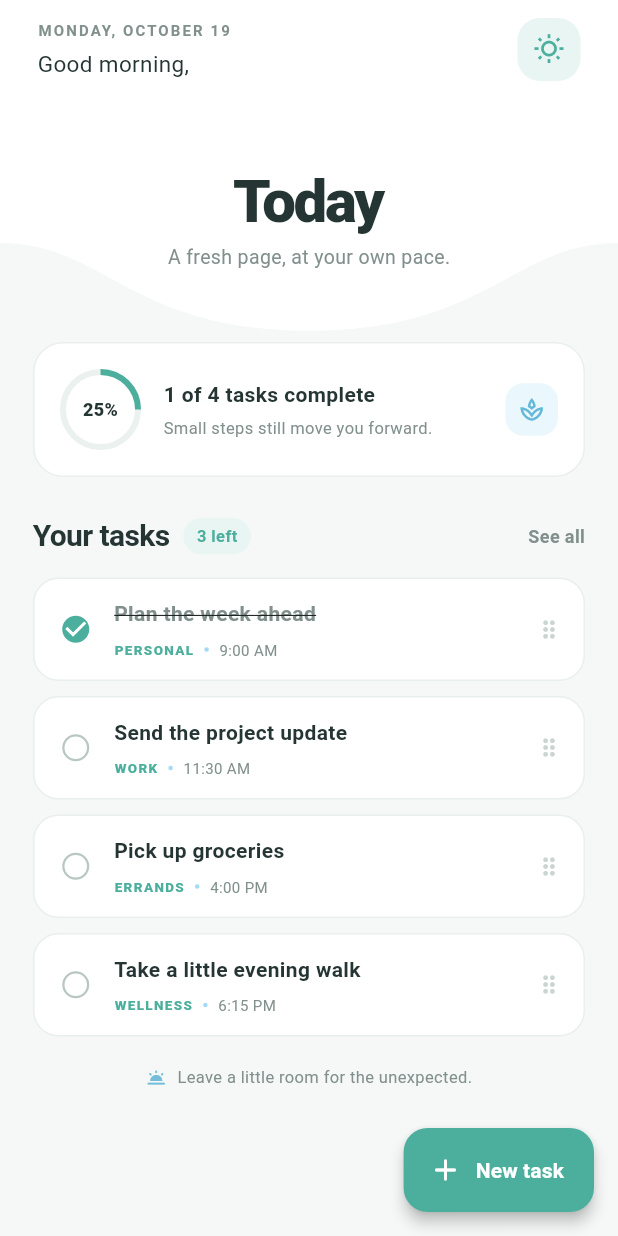
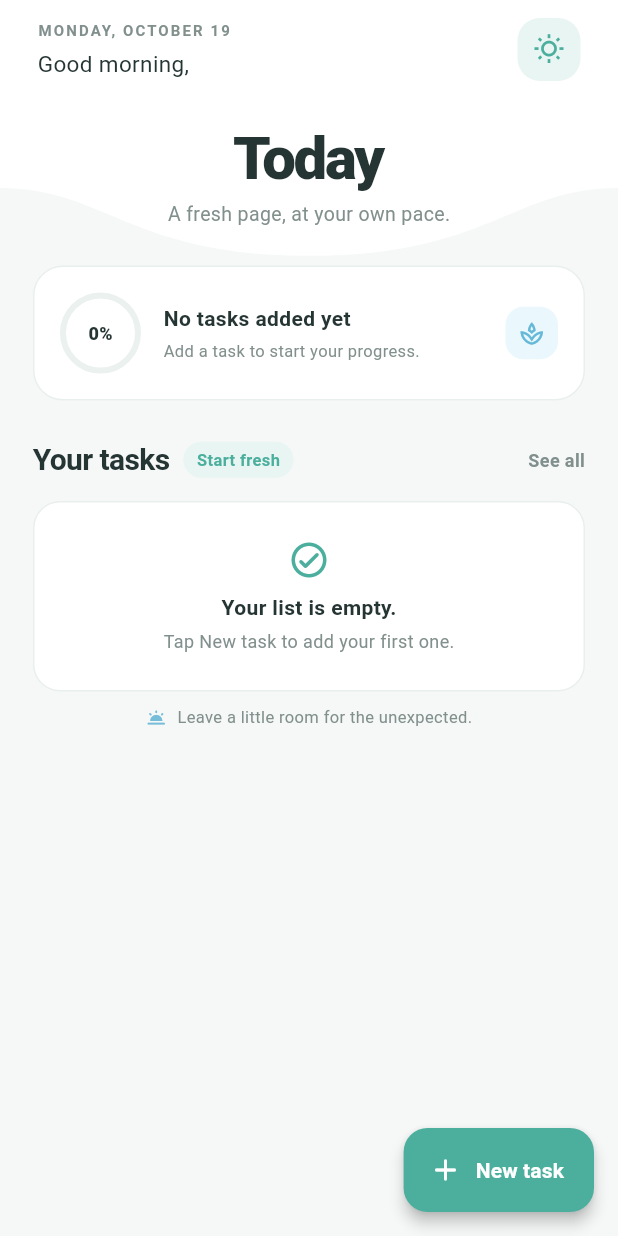
Before and after one commit to Laadnanimoustapha/MILOS, a Flutter app: the screen it shows after launch, on a phone screen of 412 x 824 dp. Run offline on Flutter 3.47's test engine with Material 3 defaults, Android fonts, the phone set to English and light mode, and no system bars.

Commit message:
feat: enhance Today page with dynamic task management and improved user prompts

```diff
--- a/lib/main.dart
+++ b/lib/main.dart
@@ -41,12 +41,7 @@ class TodayPage extends StatefulWidget {
 }
 
 class _TodayPageState extends State<TodayPage> {
-  final List<_Task> _tasks = [
-    _Task('Plan the week ahead', 'PERSONAL', '9:00 AM', done: true),
-    _Task('Send the project update', 'WORK', '11:30 AM'),
-    _Task('Pick up groceries', 'ERRANDS', '4:00 PM'),
-    _Task('Take a little evening walk', 'WELLNESS', '6:15 PM'),
-  ];
+  final List<_Task> _tasks = [];
 
   int get _completed => _tasks.where((task) => task.done).length;
 
@@ -117,9 +112,11 @@ class _TodayPageState extends State<TodayPage> {
       ),
       body: SafeArea(
         bottom: false,
-        child: Column(children: [
+        child: SingleChildScrollView(
+          padding: const EdgeInsets.only(bottom: 110),
+          child: Column(children: [
           SizedBox(
-            height: 225,
+            height: 174,
             width: double.infinity,
             child: ClipPath(
               clipper: _NotchClipper(),
@@ -145,14 +142,13 @@ class _TodayPageState extends State<TodayPage> {
                   const Text('Today', style: TextStyle(fontSize: 40, height: 1, letterSpacing: -1.6, fontWeight: FontWeight.w800, color: _ink)),
                   const SizedBox(height: 8),
                   const Text('A fresh page, at your own pace.', style: TextStyle(fontSize: 13, color: _muted)),
-                  const SizedBox(height: 44),
+                  const SizedBox(height: 22),
                 ]),
               ),
             ),
           ),
-          Expanded(
-            child: SingleChildScrollView(
-                padding: const EdgeInsets.fromLTRB(22, 3, 22, 110),
+          Padding(
+                padding: const EdgeInsets.fromLTRB(22, 3, 22, 0),
                 child: Center(
                   child: ConstrainedBox(
                     constraints: const BoxConstraints(maxWidth: 560),
@@ -162,7 +158,7 @@ class _TodayPageState extends State<TodayPage> {
                       Row(children: [
                         const Text('Your tasks', style: TextStyle(fontSize: 20, fontWeight: FontWeight.w700, letterSpacing: -.4, color: _ink)),
                         const SizedBox(width: 9),
-                        Container(padding: const EdgeInsets.symmetric(horizontal: 9, vertical: 4), decoration: BoxDecoration(color: const Color(0xFFE8F5F2), borderRadius: BorderRadius.circular(20)), child: Text('${_tasks.length - _completed} left', style: const TextStyle(fontSize: 11, fontWeight: FontWeight.w700, color: _teal))),
+                        Container(padding: const EdgeInsets.symmetric(horizontal: 9, vertical: 4), decoration: BoxDecoration(color: const Color(0xFFE8F5F2), borderRadius: BorderRadius.circular(20)), child: Text(_tasks.isEmpty ? 'Start fresh' : '${_tasks.length - _completed} left', style: const TextStyle(fontSize: 11, fontWeight: FontWeight.w700, color: _teal))),
                         const Spacer(),
                         const Text('See all', style: TextStyle(fontSize: 12, fontWeight: FontWeight.w600, color: _muted)),
                       ]),
@@ -179,9 +175,9 @@ class _TodayPageState extends State<TodayPage> {
                     ]),
                   ),
                 ),
-              ),
           ),
         ]),
+        ),
       ),
     );
   }
@@ -207,9 +203,15 @@ class _ProgressPanel extends StatelessWidget {
       ),
       const SizedBox(width: 15),
       Expanded(child: Column(crossAxisAlignment: CrossAxisAlignment.start, children: [
-        Text('$completed of $total tasks complete', style: const TextStyle(fontSize: 14, fontWeight: FontWeight.w700, color: _ink)),
+        Text(
+          total == 0 ? 'No tasks added yet' : '$completed of $total tasks complete',
+          style: const TextStyle(fontSize: 14, fontWeight: FontWeight.w700, color: _ink),
+        ),
         const SizedBox(height: 4),
-        const Text('Small steps still move you forward.', style: TextStyle(fontSize: 11, color: _muted)),
+        Text(
+          total == 0 ? 'Add a task to start your progress.' : 'Small steps still move you forward.',
+          style: const TextStyle(fontSize: 11, color: _muted),
+        ),
       ])),
       Container(width: 35, height: 35, decoration: BoxDecoration(color: const Color(0xFFEAF7FC), borderRadius: BorderRadius.circular(12)), child: const Icon(Icons.spa_outlined, size: 18, color: Color(0xFF65B8D8))),
     ]),
@@ -250,7 +252,7 @@ class _EmptyTasks extends StatelessWidget {
     width: double.infinity,
     padding: const EdgeInsets.all(24),
     decoration: BoxDecoration(color: Colors.white, borderRadius: BorderRadius.circular(18), border: Border.all(color: const Color(0xFFE9EFED))),
-    child: const Column(children: [Icon(Icons.check_circle_outline_rounded, color: _teal, size: 28), SizedBox(height: 8), Text('Your list is clear.', style: TextStyle(fontWeight: FontWeight.w700, color: _ink)), SizedBox(height: 4), Text('Enjoy the breathing room.', style: TextStyle(fontSize: 12, color: _muted))]),
+    child: const Column(children: [Icon(Icons.check_circle_outline_rounded, color: _teal, size: 28), SizedBox(height: 8), Text('Your list is empty.', style: TextStyle(fontWeight: FontWeight.w700, color: _ink)), SizedBox(height: 4), Text('Tap New task to add your first one.', style: TextStyle(fontSize: 12, color: _muted))]),
   );
 }
 
```
Also changed, not shown: 1 other file.
